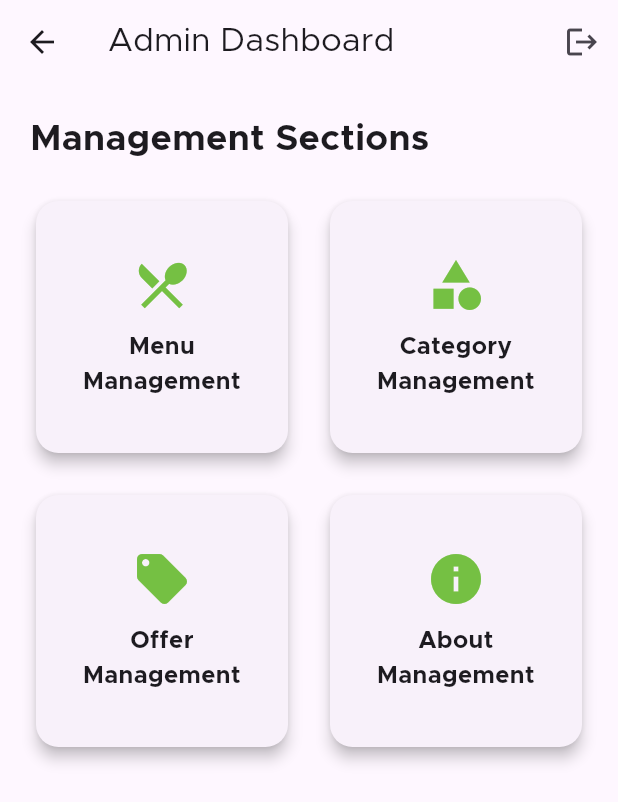
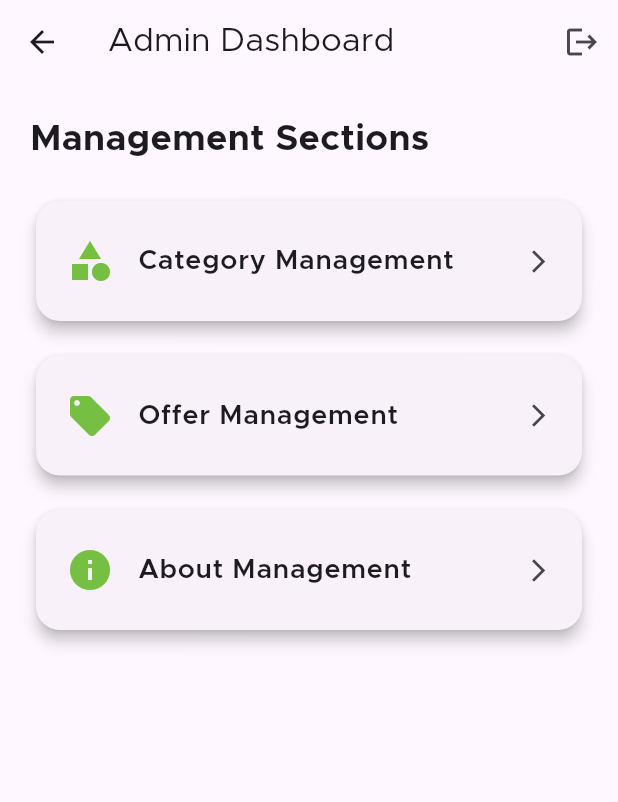
Before and after one commit to Sumit-Shah/Flutter, a Flutter app: the AdminDashboardView screen opened directly, on a phone screen of 412 x 824 dp. Shown: the top 802 px of the screen. Run offline on Flutter 3.47's test engine with Material 3 defaults, Android fonts, the phone set to English and light mode, and no system bars; drawn by our look-alikes of flutter_easyloading; our stand-ins replace flutter_rating_bar, flutter_timezone, get_it, google_maps_flutter, image_picker, shared_preferences and 1 more; missing offline and left inert: custom_map_markers, otp_pin_field; accounts and stored records are empty.

Commit message:
Fetch and perform crud for menu

```diff
--- a/canteen_app/lib/common/globs.dart
+++ b/canteen_app/lib/common/globs.dart
@@ -105,6 +105,12 @@ class SVKey {
   static const svAdminMenuUpdate = '${baseUrl}admin/menu_update';
   static const svAdminMenuDelete = '${baseUrl}admin/menu_delete';
 
+  // Menu_item endpoints
+  static const svAdminMenuItemsList = '${baseUrl}admin/menu_item_list';
+  static const svAdminMenuItemsAdd = '${baseUrl}admin/menu_item_add';
+  static const svAdminMenuItemsUpdate = '${baseUrl}admin/menu_item_update';
+  static const svAdminMenuItemsDelete = '${baseUrl}admin/menu_item_delete';
+
   // User menu items endpoints
   static const svUserMenuItemsList = '${baseUrl}user/menu_items_list';
   static const svUserMenuItemsByCategory =
--- a/canteen_app/lib/view/admin/admin_dashboard_view.dart
+++ b/canteen_app/lib/view/admin/admin_dashboard_view.dart
@@ -1,19 +1,13 @@
 import 'package:canteen_app/common/color_extension.dart';
 import 'package:canteen_app/common/service_call.dart';
 import 'package:flutter/material.dart';
-import 'menu_management_view.dart';
 import 'category_management_view.dart';
 import 'offer_management_view.dart';
 import 'about_management_view.dart';
 
-class AdminDashboardView extends StatefulWidget {
+class AdminDashboardView extends StatelessWidget {
   const AdminDashboardView({super.key});
 
-  @override
-  State<AdminDashboardView> createState() => _AdminDashboardViewState();
-}
-
-class _AdminDashboardViewState extends State<AdminDashboardView> {
   @override
   Widget build(BuildContext context) {
     return Scaffold(
@@ -22,124 +16,63 @@ class _AdminDashboardViewState extends State<AdminDashboardView> {
         actions: [
           IconButton(
             icon: const Icon(Icons.logout),
-            onPressed: () {
-              // Implement logout functionality
-              ServiceCall.logout();
-            },
+            onPressed: ServiceCall.logout,
           ),
         ],
       ),
-      body: SingleChildScrollView(
+      body: ListView(
         padding: const EdgeInsets.all(20),
-        child: Column(
-          crossAxisAlignment: CrossAxisAlignment.start,
         children: [
           const Text(
             "Management Sections",
-              style: TextStyle(
-                fontSize: 24,
-                fontWeight: FontWeight.bold,
-              ),
+            style: TextStyle(fontSize: 24, fontWeight: FontWeight.bold),
           ),
           const SizedBox(height: 20),
-            GridView.count(
-              shrinkWrap: true,
-              physics: const NeverScrollableScrollPhysics(),
-              crossAxisCount: 2,
-              mainAxisSpacing: 20,
-              crossAxisSpacing: 20,
-              children: [
-                _buildManagementCard(
-                  icon: Icons.restaurant_menu,
-                  title: "Menu Management",
-                  onTap: () {
-                    Navigator.push(
+          _buildSectionCard(
             context,
-                      MaterialPageRoute(
-                        builder: (context) => const MenuManagementView(),
+            "Category Management",
+            Icons.category,
+            const CategoryManagementView(),
           ),
-                    );
-                  },
+          const SizedBox(height: 15),
+          _buildSectionCard(
+            context,
+            "Offer Management",
+            Icons.local_offer,
+            const OfferManagementView(),
           ),
-                _buildManagementCard(
-                  icon: Icons.category,
-                  title: "Category Management",
-                  onTap: () {
-                    Navigator.push(
+          const SizedBox(height: 15),
+          _buildSectionCard(
             context,
-                      MaterialPageRoute(
-                        builder: (context) => const CategoryManagementView(),
-                      ),
-                    );
-                  },
-                ),
-                _buildManagementCard(
-                  icon: Icons.local_offer,
-                  title: "Offer Management",
-                  onTap: () {
-                    Navigator.push(
-                      context,
-                      MaterialPageRoute(
-                        builder: (context) => const OfferManagementView(),
-                      ),
-                    );
-                  },
-                ),
-                _buildManagementCard(
-                  icon: Icons.info,
-                  title: "About Management",
-                  onTap: () {
-                    Navigator.push(
-                      context,
-                      MaterialPageRoute(
-                        builder: (context) => const AboutManagementView(),
-                      ),
-                    );
-                  },
+            "About Management",
+            Icons.info,
+            const AboutManagementView(),
           ),
         ],
-            ),
-          ],
-        ),
       ),
     );
   }
 
-  Widget _buildManagementCard({
-    required IconData icon,
-    required String title,
-    required VoidCallback onTap,
-  }) {
+  Widget _buildSectionCard(
+    BuildContext context,
+    String title,
+    IconData icon,
+    Widget destination,
+  ) {
     return Card(
       elevation: 4,
-      shape: RoundedRectangleBorder(
-        borderRadius: BorderRadius.circular(15),
+      shape: RoundedRectangleBorder(borderRadius: BorderRadius.circular(16)),
+      child: ListTile(
+        contentPadding:
+            const EdgeInsets.symmetric(horizontal: 20, vertical: 12),
+        leading: Icon(icon, size: 32, color: TColor.primary),
+        title: Text(
+          title,
+          style: const TextStyle(fontSize: 18, fontWeight: FontWeight.w600),
         ),
-      child: InkWell(
-        onTap: onTap,
-        borderRadius: BorderRadius.circular(15),
-        child: Padding(
-          padding: const EdgeInsets.all(20),
-          child: Column(
-            mainAxisAlignment: MainAxisAlignment.center,
-            children: [
-              Icon(
-                icon,
-                size: 40,
-                color: TColor.primary,
-              ),
-              const SizedBox(height: 10),
-              Text(
-                title,
-                style: const TextStyle(
-                  fontSize: 16,
-                  fontWeight: FontWeight.bold,
-                ),
-                textAlign: TextAlign.center,
-              ),
-            ],
-          ),
-        ),
+        trailing: const Icon(Icons.arrow_forward_ios, size: 18),
+        onTap: () => Navigator.push(
+            context, MaterialPageRoute(builder: (_) => destination)),
       ),
     );
   }
--- a/canteen_app/lib/view/login/sign_up_view.dart
+++ b/canteen_app/lib/view/login/sign_up_view.dart
@@ -23,7 +23,7 @@ class _SignUpViewState extends State<SignUpView> {
   final TextEditingController txtConfirmPassword = TextEditingController();
   final TextEditingController txtMobile = TextEditingController();
   final TextEditingController txtAddress = TextEditingController();
-  String _pushToken = "";
+  final String _pushToken = "";
   String _deviceType = "unknown";
 
   @override
```
Also changed, not shown: canteen_app/lib/view/admin/menu_items_management_view.dart (+15 -12 lines), canteen_app/lib/view/admin/menu_management_view.dart (+4 -4 lines), canteen_app/lib/view/admin/restaurant_management_view.dart (deleted, +0 -256 lines). Lines whose indentation alone changed are shown as unchanged.
